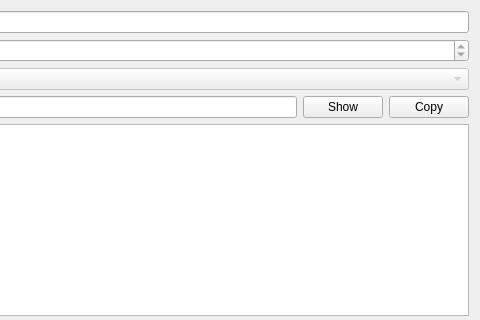
Old version of the form src/PasswordPropsWidget.ui in the repository dbear496/genpass-gui; both pictures show x 215 to 695 and y 0 to 320 of the 695 by 456 pixel window.
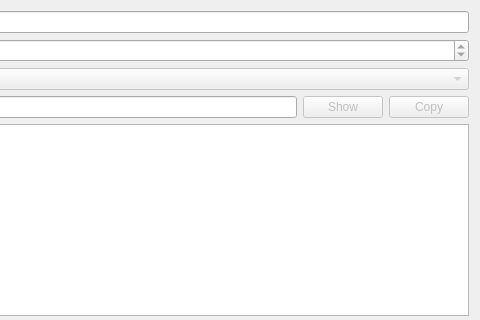
New version of the form.

Commit message: implement seed handling and password generation

Patch:
```diff
--- a/src/PasswordPropsWidget.ui
+++ b/src/PasswordPropsWidget.ui
@@ -112,17 +112,29 @@
       </widget>
      </item>
      <item>
-      <widget class="QPushButton" name="buttonShowPw1">
+      <widget class="QPushButton" name="buttonShowPw">
+       <property name="enabled">
+        <bool>false</bool>
+       </property>
        <property name="text">
         <string>Show</string>
        </property>
+       <property name="checkable">
+        <bool>true</bool>
+       </property>
       </widget>
      </item>
      <item>
-      <widget class="QPushButton" name="buttonCopyPw1">
+      <widget class="QPushButton" name="buttonCopyPw">
+       <property name="enabled">
+        <bool>false</bool>
+       </property>
        <property name="text">
         <string>Copy</string>
        </property>
+       <property name="checkable">
+        <bool>false</bool>
+       </property>
       </widget>
      </item>
     </layout>
```
The commit also changes 10 other files.
